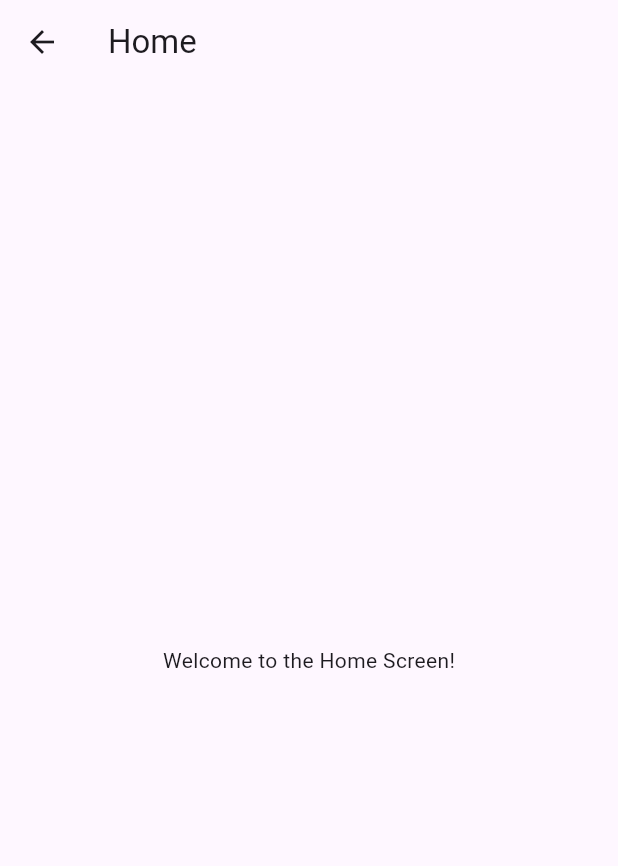
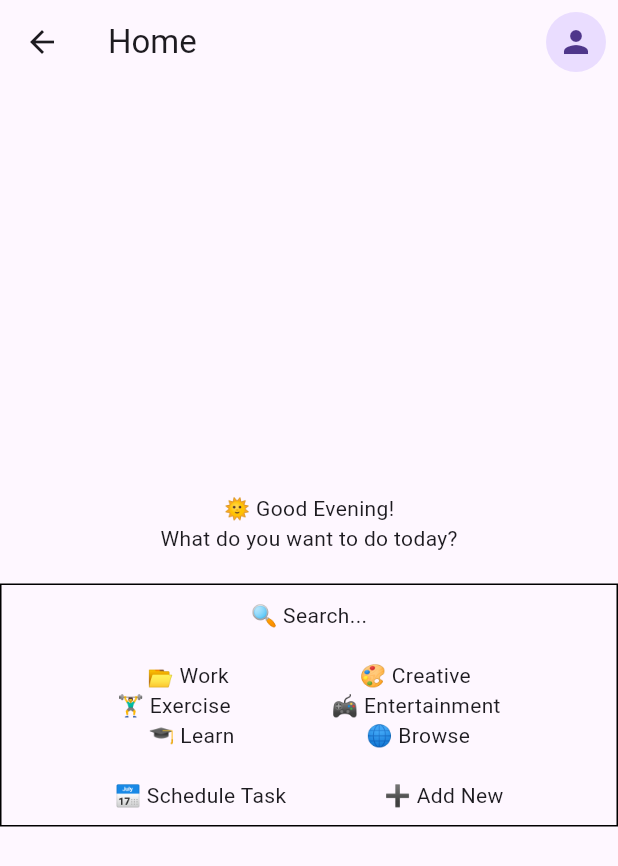
Before and after one commit to rohanbatrain/second_brain_database_flutter_frontend, a Flutter app: the HomeScreen screen opened by its route, on a phone screen of 412 x 824 dp. Shown: the top 866 px of the screen. Run offline on Flutter 3.47's test engine with Material 3 defaults, Android fonts, the phone set to English and light mode, and no system bars; our stand-ins replace shared_preferences; accounts and stored records are empty.

Commit message:
Add logout functionality and enhance user interface in admin and home screens

```diff
--- a/lib/main.dart
+++ b/lib/main.dart
@@ -5,6 +5,7 @@
 import 'screens/auth/login_screen.dart' as login; // Import the login screen with a prefix
 import 'screens/home_screen.dart'; // This is a screen you should create for after login
 import 'screens/admin/admin_home_screen.dart'; // Import the admin home screen
+import 'screens/auth/logout_screen.dart'; // Import the logout screen
 
 void main() {
   runApp(MyApp());
@@ -28,6 +29,7 @@
         '/home': (context) => HomeScreen(), // After login, the user is directed to this screen
         '/backend_url': (context) => BackendUrlScreen(), // Add this route
         '/admin_home': (context) => AdminHomeScreen(), // Add this route
+        '/logout': (context) => LogoutScreen(), // Add this route
       },
     );
   }
--- a/lib/screens/home_screen.dart
+++ b/lib/screens/home_screen.dart
@@ -6,9 +6,77 @@ class HomeScreen extends StatelessWidget {
   @override
   Widget build(BuildContext context) {
     return Scaffold(
-      appBar: AppBar(title: Text('Home')),
+      appBar: AppBar(
+        title: Text('Home'),
+        actions: [
+          PopupMenuButton<String>(
+            icon: CircleAvatar(
+              child: Icon(Icons.person),
+            ),
+            onSelected: (String result) {
+              if (result == 'logout') {
+                Navigator.pushNamed(context, '/logout');
+              }
+            },
+            itemBuilder: (BuildContext context) => <PopupMenuEntry<String>>[
+              const PopupMenuItem<String>(
+                value: 'logout',
+                child: Text('Logout'),
+              ),
+            ],
+          ),
+        ],
+      ),
       body: Center(
-        child: Text('Welcome to the Home Screen!'),
+        child: Column(
+          mainAxisAlignment: MainAxisAlignment.center,
+          children: [
+            Text('🌞 Good Evening!'),
+            Text('What do you want to do today?'),
+            SizedBox(height: 20),
+            Container(
+              padding: EdgeInsets.all(10),
+              decoration: BoxDecoration(
+                border: Border.all(color: Colors.black),
+              ),
+              child: Column(
+                children: [
+                  Text('🔍 Search...'),
+                  SizedBox(height: 20),
+                  Row(
+                    mainAxisAlignment: MainAxisAlignment.spaceEvenly,
+                    children: [
+                      Text('📂 Work'),
+                      Text('🎨 Creative'),
+                    ],
+                  ),
+                  Row(
+                    mainAxisAlignment: MainAxisAlignment.spaceEvenly,
+                    children: [
+                      Text('🏋️‍♂️ Exercise'),
+                      Text('🎮 Entertainment'),
+                    ],
+                  ),
+                  Row(
+                    mainAxisAlignment: MainAxisAlignment.spaceEvenly,
+                    children: [
+                      Text('🎓 Learn'),
+                      Text('🌐 Browse'),
+                    ],
+                  ),
+                  SizedBox(height: 20),
+                  Row(
+                    mainAxisAlignment: MainAxisAlignment.spaceEvenly,
+                    children: [
+                      Text('📅 Schedule Task'),
+                      Text('➕ Add New'),
+                    ],
+                  ),
+                ],
+              ),
+            ),
+          ],
+        ),
       ),
     );
   }
```
Also changed, not shown: lib/screens/admin/admin_home_screen.dart (+18 -0 lines), lib/screens/auth/logout_screen.dart (added, +41 -0 lines).
